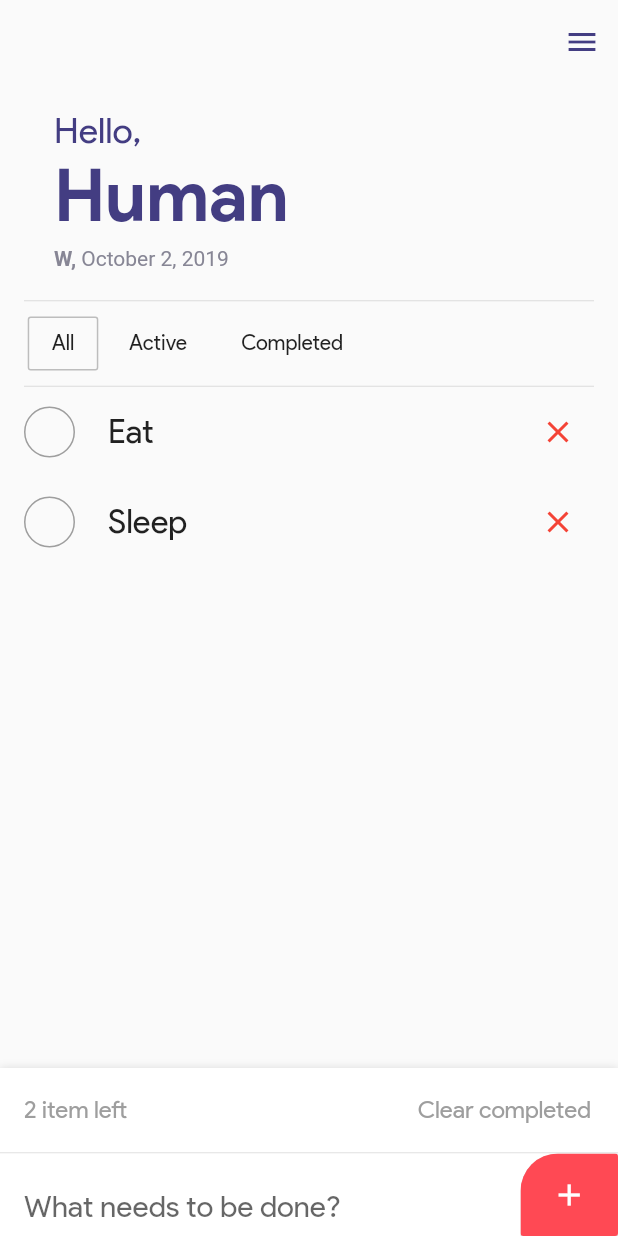
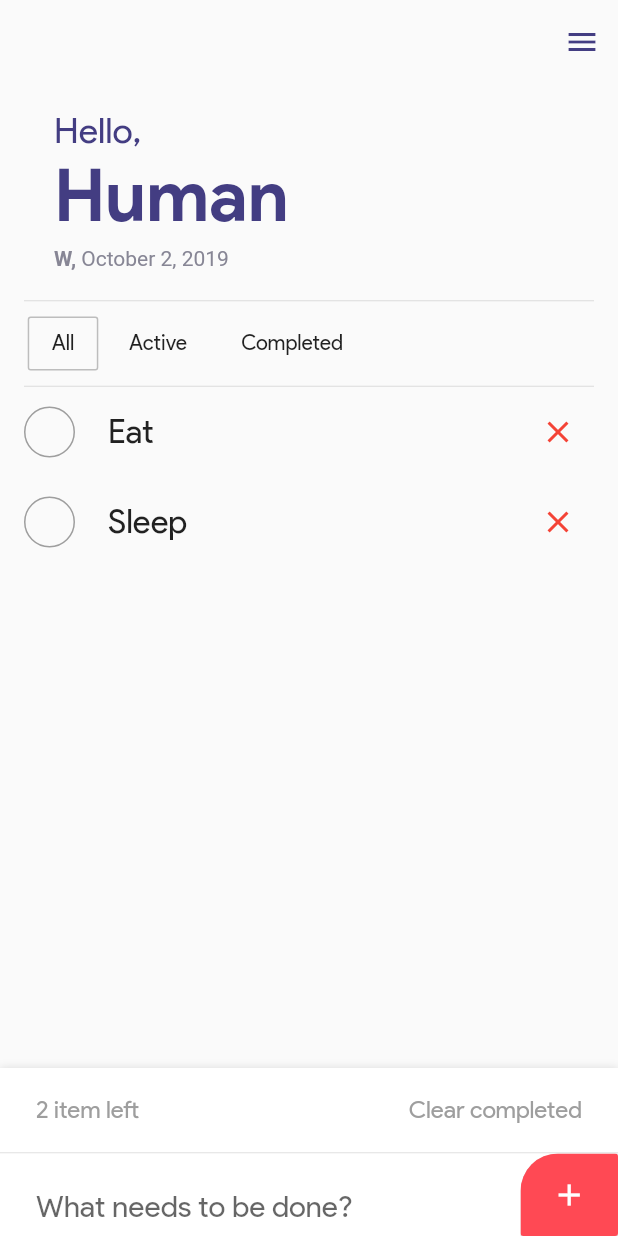
Before and after one commit to shiburagi/Todo-App-Flutter, a Flutter app: the screen it shows after launch, on a phone screen of 412 x 824 dp. Run offline on Flutter 3.47's test engine with Material 2 defaults, Android fonts, the phone set to English and light mode, and no system bars.

Commit message:
update style

```diff
--- a/lib/ui/home_page.dart
+++ b/lib/ui/home_page.dart
@@ -230,7 +230,7 @@ class _HomePageState extends State<HomePage> {
 
   Widget _buildListInfo(BuildContext context) {
     return Padding(
-      padding: const EdgeInsets.fromLTRB(16, 4, 2, 4),
+      padding: const EdgeInsets.fromLTRB(24, 4, 8, 4),
       child: Row(
         children: <Widget>[
           Expanded(
@@ -277,7 +277,7 @@ class _HomePageState extends State<HomePage> {
                   enabledBorder: border,
                   focusedBorder: border,
                   contentPadding: EdgeInsets.fromLTRB(
-                      16, 16, 16, MediaQuery.of(context).padding.bottom)),
+                      24, 16, 16, MediaQuery.of(context).padding.bottom)),
             ),
           ),
         ),
```
